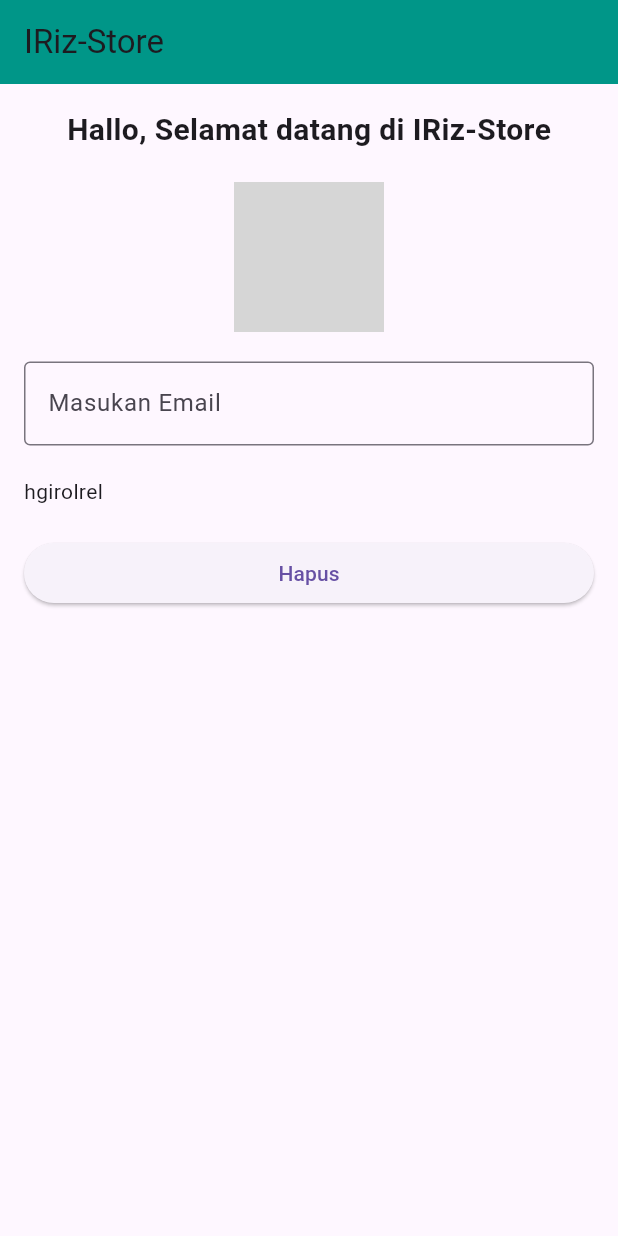
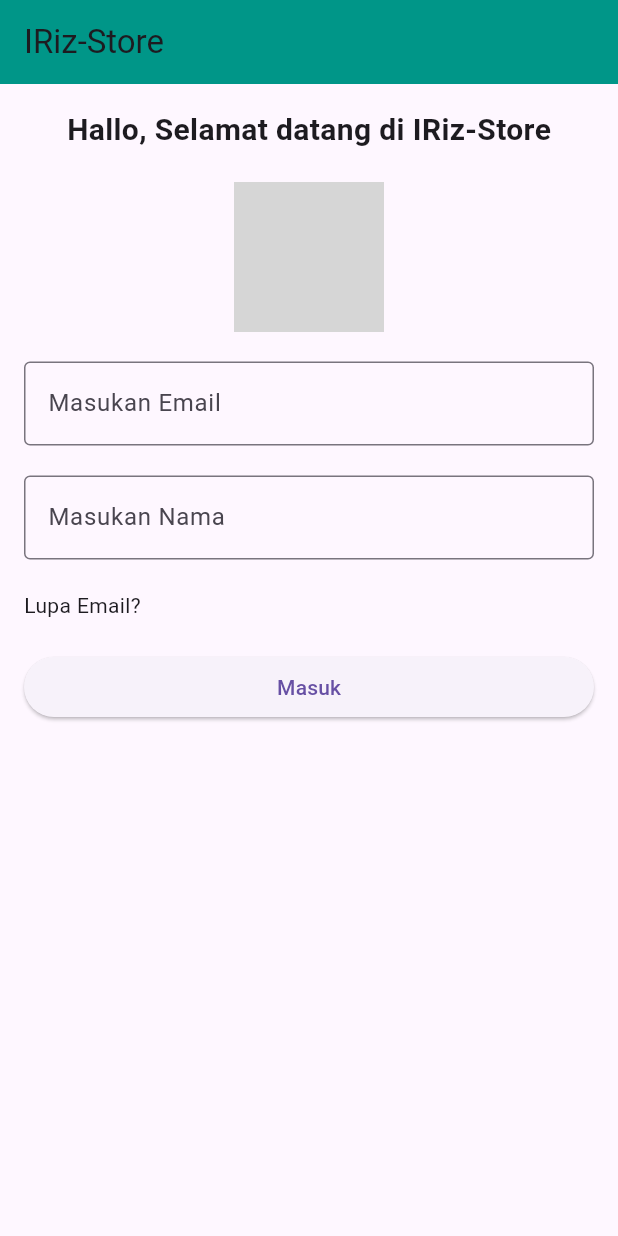
Before and after one commit to ri-liz/flutter_application_1, a Flutter app: the screen it shows after launch, on a phone screen of 412 x 824 dp. Run offline on Flutter 3.47's test engine with Material 3 defaults, Android fonts, the phone set to English and light mode, and no system bars; network calls fail; grey boxes are pictures that could not be loaded.

```diff
--- a/lib/main.dart
+++ b/lib/main.dart
@@ -24,7 +24,8 @@ class HomeScreen extends StatefulWidget {
 }
 
 class _HalamanHome extends State<HomeScreen> {
-  String inputText = "";
+  String inputEmail = "";
+  String inputNama = "";
 
   @override
   Widget build(BuildContext context) {
@@ -57,7 +58,7 @@ class _HalamanHome extends State<HomeScreen> {
             TextField(
               onChanged: (value) {
                 setState(() {
-                  inputText = value;
+                  inputEmail = value;
                 });
               },
               decoration: InputDecoration(
@@ -68,13 +69,31 @@ class _HalamanHome extends State<HomeScreen> {
 
             SizedBox(height: 20),
 
+            TextField(
+              onChanged: (value) {
+                setState(() {
+                  inputNama = value;
+                });
+              },
+              decoration: InputDecoration(
+                labelText: 'Masukan Nama',
+                border: OutlineInputBorder(),
+              ),
+            ),
+
+            SizedBox(height: 20),
+
             //row
             Row(
               mainAxisAlignment: MainAxisAlignment.spaceBetween,
               children: [
-                Text("hgirolrel"),
+                Text("Lupa Email?"),
                 Text(
-                  inputText,
+                  inputEmail,
+                  style: TextStyle(fontWeight: FontWeight.bold),
+                ),
+                Text(
+                  inputNama,
                   style: TextStyle(fontWeight: FontWeight.bold),
                 ),
               ],
@@ -88,10 +107,10 @@ class _HalamanHome extends State<HomeScreen> {
               child: ElevatedButton(
                 onPressed: () {
                   setState(() {
-                    inputText = ''; //ini untuk menghapus teks
+                    inputNama = ''; //ini untuk menghapus teks
                   });
                 },
-                child: Text('Hapus'),
+                child: Text('Masuk'),
               ),
             ),
           ],
```
